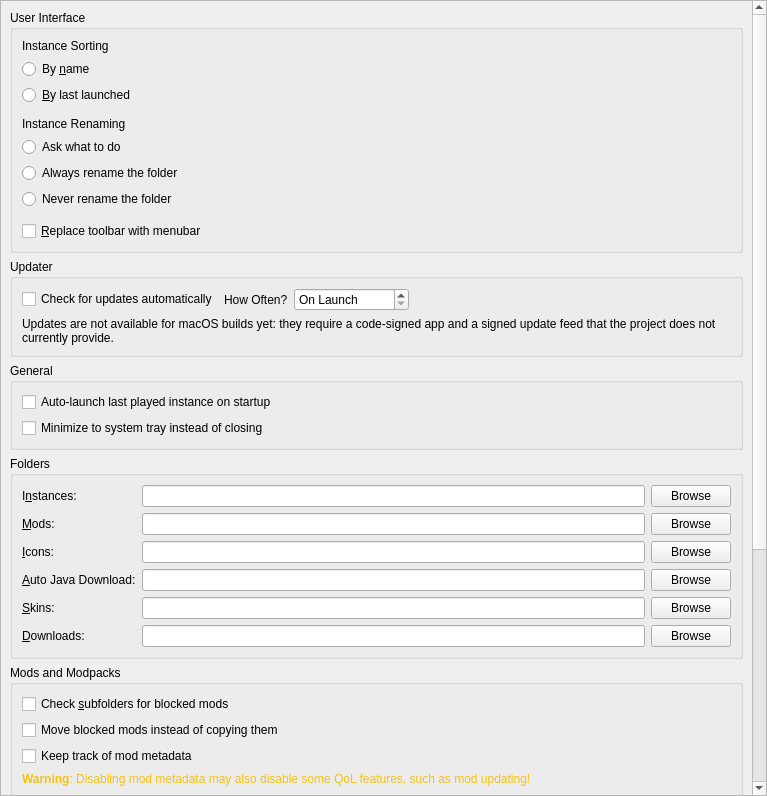
This is launcher/ui/pages/global/LauncherPage.ui in corecommit/PollyMC-Continued as Qt 5 draws it before an edit. The edited form follows.
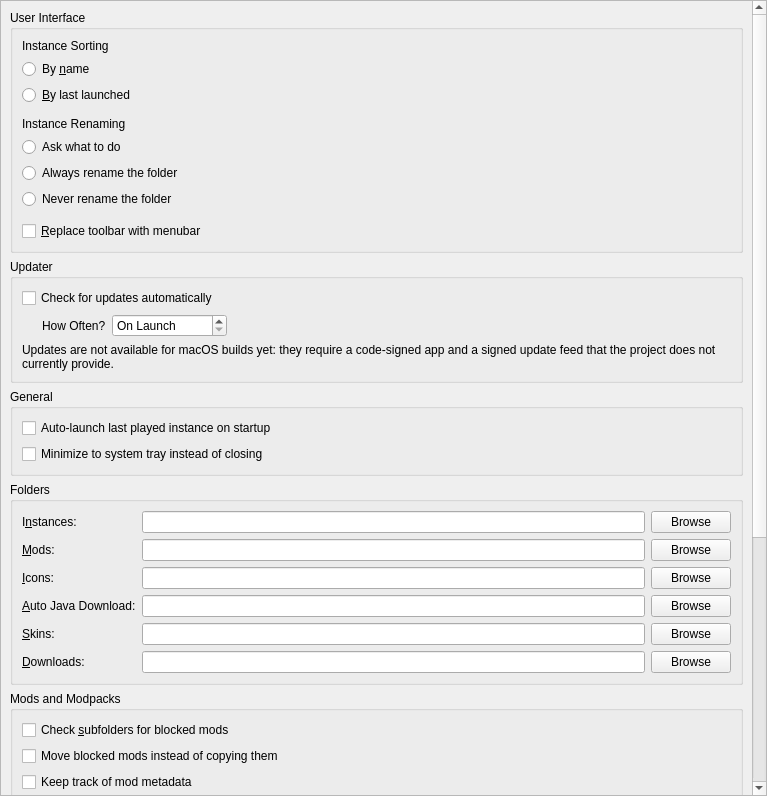
This is the edited form.

Commit message: Add: stack How Often row below auto-update checkbox [skip release]

Diff of the .ui file:
```diff
--- a/launcher/ui/pages/global/LauncherPage.ui
+++ b/launcher/ui/pages/global/LauncherPage.ui
@@ -171,15 +171,31 @@
           <string>Updater</string>
          </property>
           <layout class="QGridLayout" name="gridLayout_2">
-           <item row="0" column="0">
+           <item row="0" column="0" colspan="2">
             <widget class="QCheckBox" name="autoUpdateCheckBox">
              <property name="text">
               <string>Check for updates automatically</string>
              </property>
             </widget>
            </item>
-           <item row="0" column="1">
+           <item row="1" column="0" colspan="2">
             <layout class="QHBoxLayout" name="horizontalLayout_2">
+             <item>
+              <spacer name="horizontalSpacer_indent">
+               <property name="orientation">
+                <enum>Qt::Orientation::Horizontal</enum>
+               </property>
+               <property name="sizeType">
+                <enum>QSizePolicy::Policy::Fixed</enum>
+               </property>
+               <property name="sizeHint" stdset="0">
+                <size>
+                 <width>20</width>
+                 <height>0</height>
+                </size>
+               </property>
+              </spacer>
+             </item>
              <item>
               <widget class="QLabel" name="updateIntervalLabel">
                <property name="text">
@@ -230,7 +246,7 @@
              </item>
             </layout>
            </item>
-           <item row="1" column="0" colspan="3">
+           <item row="2" column="0" colspan="3">
             <widget class="QLabel" name="updaterNotSupportedNote">
              <property name="text">
               <string>Updates are not available for macOS builds yet: they require a code-signed app and a signed update feed that the project does not currently provide.</string>
```
